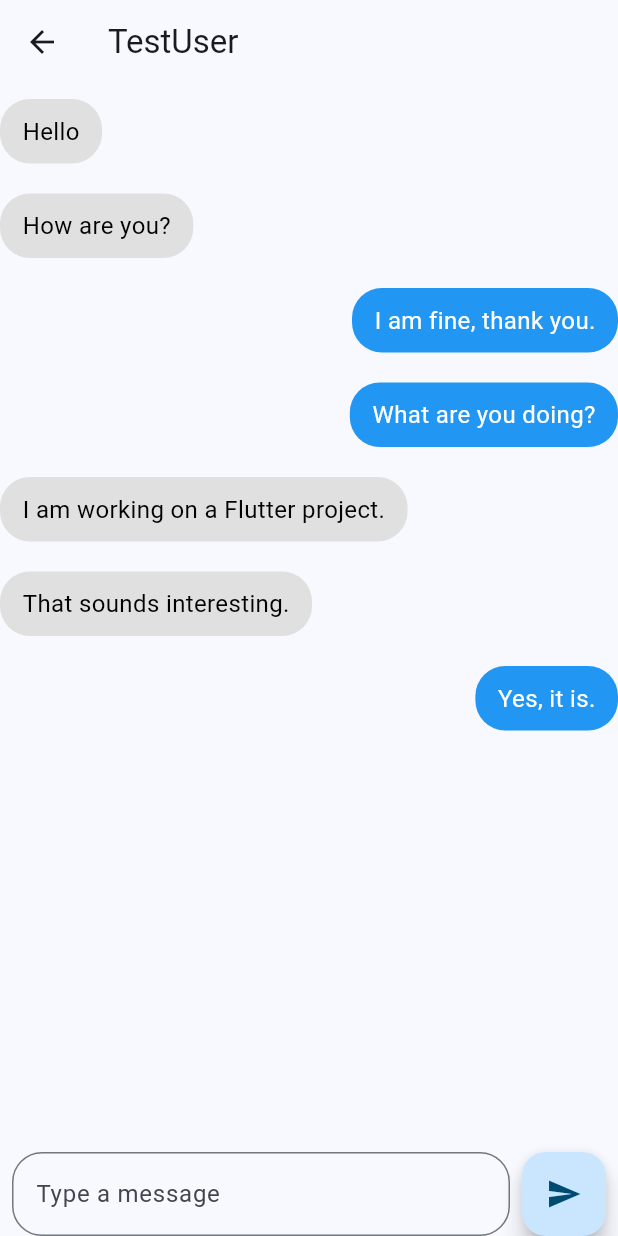
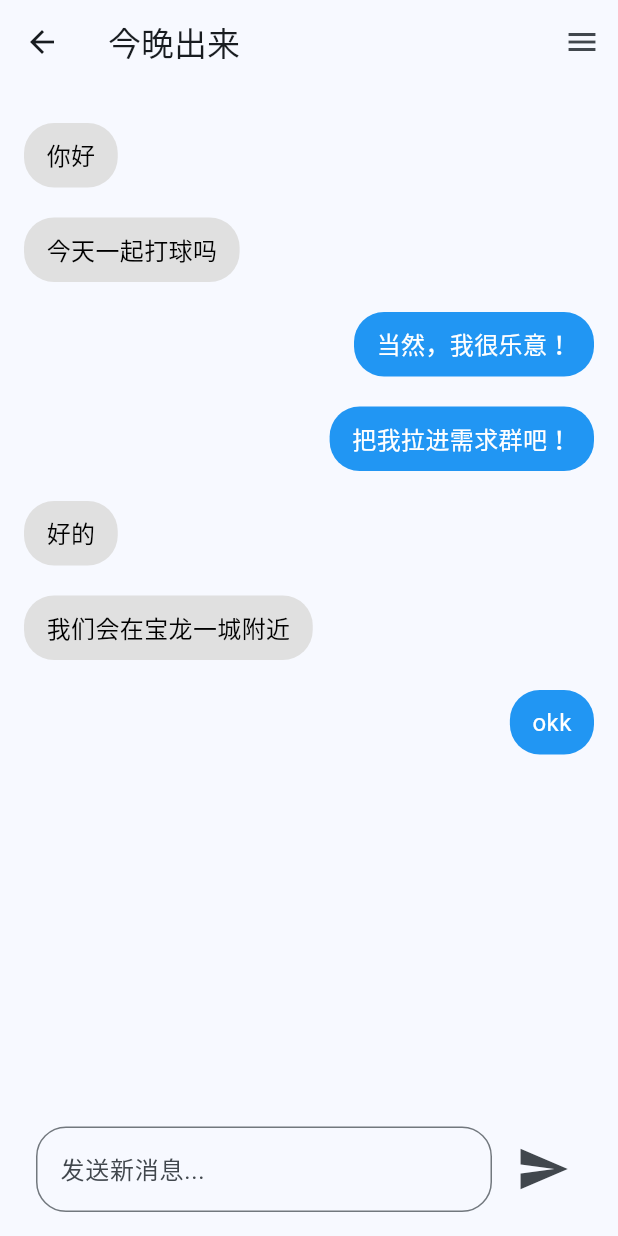
Before and after one commit to fennland/pin_demo, a Flutter app: the MyHomePage screen opened by its route, after a tap on "今晚出来", on a phone screen of 412 x 824 dp. Run offline on Flutter 3.47's test engine with Material 2 defaults, Android fonts, the light colour scheme and no system bars; our stand-ins replace cached_network_image, device_info_plus, flutter_cache_manager, fluttertoast, image_picker, percent_indicator and 1 more; missing offline and left inert: flutter_baidu_mapapi_base, flutter_baidu_mapapi_map, window_manager; network calls fail.

Commit message:
msgConversations优化；mypage新增退出登录；mypage局部代码去嵌套

```diff
--- a/lib/main.dart
+++ b/lib/main.dart
@@ -9,7 +9,7 @@ import 'package:pin_demo/src/login/platformAlert.dart';
 import 'package:pin_demo/src/msgPages/conversations.dart';
 import 'package:pin_demo/src/orderPages/newOrder.dart';
 import 'package:pin_demo/src/strings/lang.dart';
-// import 'package:pin_demo/src/utils.dart';
+import 'package:pin_demo/src/utils.dart';
 import 'package:window_manager/window_manager.dart';
 import 'src/mainPages/msgpage.dart';
 import 'src/mainPages/mypage.dart';
@@ -33,10 +33,10 @@ Future<void> main() async {
       DeviceOrientation.portraitUp,
       DeviceOrientation.portraitDown
     ]);
-    // if (Platform.isMacOS || Platform.isWindows || Platform.isLinux) {
-    //   await windowManager.ensureInitialized();
-    //   WindowUtil.setWindowFunctions(isMacOS: Platform.isMacOS);
-    // }
+    if (Platform.isMacOS || Platform.isWindows || Platform.isLinux) {
+      await windowManager.ensureInitialized();
+      WindowUtil.setWindowFunctions(isMacOS: Platform.isMacOS);
+    }
   }
   runApp(const MyApp());
   // 百度地图sdk初始化鉴权
@@ -108,12 +108,21 @@ class MyApp extends StatelessWidget {
               const myPage(), // TODO: navigationbar重构
           '/': (BuildContext context) => const platformAlert(),
           '/msg/conversations': (BuildContext context) =>
-                ConversationsPage(username: "TestUser"), // TODO: userName传导
+              ConversationsPage(), // TODO: userName传导
           '/order/new': (BuildContext context) => const newOrderPage(),
           '/privacy': (context) => privacy(),
           '/person_data': (context) => person_data(),
           '/follow_list': (context) => follow_list(),
-          }),
+        },
+        // onGenerateRoute: (settings) {
+        //   if (settings.name == '/targetPage') {
+        //     return MaterialPageRoute(
+        //       builder: (context) =>
+        //           ConversationsPage(userData: settings.arguments),
+        //     );
+        //   }
+        // },
+      ),
     );
   }
 }
@@ -128,21 +137,21 @@ class MyHomePage extends StatefulWidget {
 class _MyHomePageState extends State<MyHomePage> with WindowListener {
   int _currentIndex = 0;
   final bodyList = [const homePage(), const msgPage(), const myPage()];
-  // @override
-  // void initState() {
-  //   if (Platform.isMacOS || Platform.isWindows || Platform.isLinux) {
-  //     windowManager.addListener(this);
-  //   }
-  //   super.initState();
-  // }
+  @override
+  void initState() {
+    if (Platform.isMacOS || Platform.isWindows || Platform.isLinux) {
+      windowManager.addListener(this);
+    }
+    super.initState();
+  }
 
-  // @override
-  // void dispose() {
-  //   if (Platform.isMacOS || Platform.isWindows || Platform.isLinux) {
-  //     windowManager.removeListener(this);
-  //   }
-  //   super.dispose();
-  // }
+  @override
+  void dispose() {
+    if (Platform.isMacOS || Platform.isWindows || Platform.isLinux) {
+      windowManager.removeListener(this);
+    }
+    super.dispose();
+  }
 
   @override
   Widget build(BuildContext context) {
--- a/lib/src/components.dart
+++ b/lib/src/components.dart
@@ -151,7 +151,8 @@ class _itemListWidget extends State<itemListWidget> {
                 .get("${widget.type}${index}")), // 多语言支持 *experimental
             subtitle: Text(langProvider.get("${widget.type}${index}_sub")),
             onTap: () {
-              Navigator.pushNamed(context, "/msg/conversations");
+              Navigator.pushNamed(context, "/msg/conversations",
+                  arguments: langProvider.get("${widget.type}${index}"));
             },
           );
         },
--- a/lib/src/login/login.dart
+++ b/lib/src/login/login.dart
@@ -29,6 +29,7 @@ class _loginPageState extends State<loginPage> {
             fontWeight: FontWeight.bold,
             fontSize: 18.0,
           ),
+          automaticallyImplyLeading: false,
           centerTitle: false,
         ),
         body: Center(
--- a/lib/src/mainPages/mypage.dart
+++ b/lib/src/mainPages/mypage.dart
@@ -50,6 +50,75 @@ class _myPageState extends State<myPage> {
         title: Text(languageProvider.get("service2")),
         subtitle: Text(languageProvider.get("service2_sub")),
       ),
+    );
+
+    ListTile item_privacy = ListTile(
+      leading: const Icon(Icons.privacy_tip),
+      title: Text(languageProvider.get("privacy")), // 多语言支持 *experimental
+      onTap: () {
+        Navigator.pushNamed(context, "/privacy");
+        print("yuh~"); // TODO: 我的页面二级跳转
+      },
+    );
+
+    ListTile item_help = ListTile(
+      leading: const Icon(Icons.headphones),
+      title: Text(languageProvider.get("help")), // 多语言支持 *experimental
+      onTap: () {
+        Navigator.pushNamed(context, "/follow_list");
+        print("yuh yuh~"); // TODO: 我的页面二级跳转
+      },
+    );
+
+    ListTile item_settings = ListTile(
+      leading: const Icon(Icons.settings),
+      title: Text(languageProvider.get("setting")), // 多语言支持 *experimental
+      trailing: !(kIsWeb ||
+              Platform.isMacOS ||
+              Platform.isWindows ||
+              Platform.isLinux)
+          ? TextButton(
+              child: Text(renderSize(cache)),
+              onPressed: () async {
+                Fluttertoast.showToast(
+                    msg: languageProvider.get("removingCache"));
+                try {
+                  DefaultCacheManager mgr = DefaultCacheManager();
+                  // mgr.emptyCache(); //clears all data in cache.
+                  final _tempDir = await getTemporaryDirectory();
+                  await requestPermission(_tempDir);
+                  getSize();
+                } catch (err) {
+                  Fluttertoast.showToast(
+                      msg: languageProvider.get("remFailed"));
+                }
+              },
+            )
+          : const Icon(Icons.chevron_right),
+      onTap: () {
+        debugPrint("TODO: Setting"); // TODO: 我的页面二级跳转
+      },
+    );
+
+    ListTile item_lang = ListTile(
+      leading: const Icon(Icons.language),
+      title: Text(languageProvider.get("lang")),
+      onTap: () {
+        setState(() {
+          languageProvider.switchLanguage();
+          debugPrint(languageProvider.currentLanguage);
+        });
+      },
+    );
+
+    ListTile item_quit = ListTile(
+      // TODO: quit, move to settings
+      leading: const Icon(Icons.exit_to_app),
+      title: Text(languageProvider.get("quit")),
+      onTap: () {
+        Navigator.of(context).pushNamed("/login");
+        debugPrint("TODO: quit");
+      },
     );
 
     // Scaffold
@@ -119,14 +188,7 @@ class _myPageState extends State<myPage> {
                           ),
                         ],
                       ),
-                      trailing: IconButton(
-                        icon: const Icon(Icons.chevron_right),
-                        onPressed: () {
-                          const snackBar = SnackBar(content: Text('yuh'));
-                          // 从组件树种找到ScaffoldMessager，并用它去show一个snackBar
-                          ScaffoldMessenger.of(context).showSnackBar(snackBar);
-                        },
-                      ),
+                      trailing: Icon(Icons.chevron_right),
                     ),
                   ]))),
           const SizedBox(
@@ -135,62 +197,11 @@ class _myPageState extends State<myPage> {
           Expanded(
             child: ListView(
               children: <Widget>[
-                ListTile(
-                  leading: const Icon(Icons.privacy_tip),
-                  title: Text(
-                      languageProvider.get("privacy")), // 多语言支持 *experimental
-                  onTap: () {
-                    Navigator.pushNamed(context, "/privacy");
-                    print("yuh~"); // TODO: 我的页面二级跳转
-                  },
-                ),
-                ListTile(
-                  leading: const Icon(Icons.headphones),
-                  title:
-                      Text(languageProvider.get("help")), // 多语言支持 *experimental
-                  onTap: () {
-                    Navigator.pushNamed(context, "/follow_list");
-                    print("yuh yuh~"); // TODO: 我的页面二级跳转
-                  },
-                ),
-                ListTile(
-                  leading: const Icon(Icons.settings),
-                  title: Text(
-                      languageProvider.get("setting")), // 多语言支持 *experimental
-                  trailing: !(kIsWeb || Platform.isMacOS || Platform.isWindows || Platform.isLinux)
-                      ? TextButton(
-                          child: Text(renderSize(cache)),
-                          onPressed: () async {
-                            Fluttertoast.showToast(
-                                msg: languageProvider.get("removingCache"));
-                            try {
-                              DefaultCacheManager mgr = DefaultCacheManager();
-                              // mgr.emptyCache(); //clears all data in cache.
-                              final _tempDir = await getTemporaryDirectory();
-                              await requestPermission(_tempDir);
-                              getSize();
-                            } catch (err) {
-                              Fluttertoast.showToast(
-                                  msg: languageProvider.get("remFailed"));
-                            }
-                          },
-                        )
-                      : const Icon(Icons.chevron_right),
-                  onTap: () {
-                    debugPrint("TODO: Setting"); // TODO: 我的页面二级跳转
-                  },
-                ),
-                ListTile(
-                  leading: const Icon(Icons.language),
-                  title:
-                      Text(languageProvider.get("lang")), // 多语言支持 *experimental
-                  onTap: () {
-                    setState(() {
-                      languageProvider.switchLanguage();
-                      debugPrint(languageProvider.currentLanguage);
-                    });
-                  },
-                ),
+                item_privacy,
+                item_help,
+                item_settings,
+                item_lang,
+                item_quit,
               ],
             ),
           ),
--- a/lib/src/msgPages/conversations.dart
+++ b/lib/src/msgPages/conversations.dart
@@ -1,9 +1,11 @@
 import 'package:flutter/material.dart';
+import 'package:pin_demo/src/strings/lang.dart';
+import 'package:provider/provider.dart';
 
 class ConversationsPage extends StatefulWidget {
-  final String username;
+  //final dynamic userData; // TODO: 改为map传入userDataMap
 
-  const ConversationsPage({super.key, required this.username});
+  const ConversationsPage({super.key});
 
   @override
   _ConversationsPageState createState() => _ConversationsPageState();
@@ -11,44 +13,17 @@ class ConversationsPage extends StatefulWidget {
 
 class _ConversationsPageState extends State<ConversationsPage> {
   final TextEditingController _textController = TextEditingController();
-  final List<Map<String, dynamic>> _messages = [
-    {
-      'type': 'received',
-      'message': 'Hello',
-    },
-    {
-      'type': 'received',
-      'message': 'How are you?',
-    },
-    {
-      'type': 'sent',
-      'message': 'I am fine, thank you.',
-    },
-    {
-      'type': 'sent',
-      'message': 'What are you doing?',
-    },
-    {
-      'type': 'received',
-      'message': 'I am working on a Flutter project.',
-    },
-    {
-      'type': 'received',
-      'message': 'That sounds interesting.',
-    },
-    {
-      'type': 'sent',
-      'message': 'Yes, it is.',
-    },
-  ];
+  final List<Map<String, dynamic>>? _messages =
+      messages["zh"]; // TODO: multilanguages
 
   void _addMessage(String message, String type) {
     setState(() {
-      _messages.add({
+      _messages!.add({
         'type': type,
         'message': message,
       });
     });
+    debugPrint(_messages!.toString());
     _textController.clear();
   }
 
@@ -81,18 +56,23 @@ class _ConversationsPageState extends State<ConversationsPage> {
 
   @override
   Widget build(BuildContext context) {
+    final dynamic userData =
+        ModalRoute.of(context)?.settings.arguments ?? "default";
+    var languageProvider = Provider.of<LanguageProvider>(context);
     return Scaffold(
       appBar: AppBar(
-        title: Text(widget.username),
+        title: Text(userData),
       ),
-      body: Column(
+      body: Padding(
+        padding: const EdgeInsets.all(16.0),
+        child: Column(
           children: [
             Expanded(
               child: ListView.builder(
-              itemCount: _messages.length,
+                itemCount: _messages!.length,
                 itemBuilder: (BuildContext context, int index) {
                   return _buildMessageBubble(
-                    _messages[index]['message'], _messages[index]['type']);
+                      _messages![index]['message'], _messages![index]['type']);
                 },
               ),
             ),
@@ -104,7 +84,7 @@ class _ConversationsPageState extends State<ConversationsPage> {
                     child: TextField(
                       controller: _textController,
                       decoration: InputDecoration(
-                      hintText: 'Type a message',
+                        hintText: languageProvider.get("msgboxhint"),
                         border: OutlineInputBorder(
                           borderRadius: BorderRadius.circular(20.0),
                         ),
@@ -112,19 +92,31 @@ class _ConversationsPageState extends State<ConversationsPage> {
                     ),
                   ),
                   const SizedBox(width: 8.0),
-                FloatingActionButton(
+                  IconButton(
                     onPressed: () {
                       if (_textController.text.isNotEmpty) {
                         _addMessage(_textController.text, 'sent');
                       }
                     },
-                  child: const Icon(Icons.send),
+                    icon: const Icon(Icons.send),
+                    iconSize: 36.0,
                   ),
                 ],
               ),
             ),
           ],
         ),
+      ),
+      endDrawer: Drawer(
+          child: Column(
+        children: [
+          ListTile(
+            leading: Icon(Icons.delete),
+            title: Text(languageProvider.get("delfriends")),
+            onTap: () => debugPrint("TODO: delete friends"),
+          )
+        ],
+      )),
     );
   }
 }
--- a/lib/src/strings/lang.dart
+++ b/lib/src/strings/lang.dart
@@ -1,25 +1,102 @@
 import 'package:flutter/foundation.dart';
+
+Map<String, List<Map<String, dynamic>>> messages = {
+  'en': [
+    {
+      'type': 'received',
+      'message': 'Hello',
+    },
+    {
+      'type': 'received',
+      'message': 'Wanna play basketball?',
+    },
+    {
+      'type': 'sent',
+      'message': 'Sure! I\'d love to.',
+    },
+    {
+      'type': 'sent',
+      'message': 'Can I join in the group?',
+    },
+    {
+      'type': 'received',
+      'message': 'OK',
+    },
+    {
+      'type': 'received',
+      'message': 'It gonna be near the Fifth Ave.',
+    },
+    {
+      'type': 'sent',
+      'message': 'Awesome!',
+    },
+  ],
+  'zh': [
+    {
+      'type': 'received',
+      'message': '你好',
+    },
+    {
+      'type': 'received',
+      'message': '今天一起打球吗',
+    },
+    {
+      'type': 'sent',
+      'message': '当然，我很乐意！',
+    },
+    {
+      'type': 'sent',
+      'message': '把我拉进需求群吧！',
+    },
+    {
+      'type': 'received',
+      'message': '好的',
+    },
+    {
+      'type': 'received',
+      'message': '我们会在宝龙一城附近',
+    },
+    {
+      'type': 'sent',
+      'message': 'okk',
+    },
+  ]
+};
 
 class LanguageProvider with ChangeNotifier {
   String _currentLanguage = 'zh';
 
   final Map<String, dynamic> _languages = {
     'zh': {
+      // login
       "login": "登录",
       "onekeyLogin": "一键登录",
       "usernameLogin": "用户名/手机号",
       "pwdLogin": "密码",
       "unsupportedPlatformConfirm": "您正运行在受限支持平台\n（网页、桌面或 Android 模拟器）",
+
+      // curuserinfo
       "curUser": "陈鹏",
       "curUserInfo": "Lv.1 PIN 会员",
+
+      // main - navigationitems
       "home": "首页",
       "msg": "消息",
       "my": "我的",
       "newOrder": "发起新需求",
+
+      // my - listitems
       "privacy": "隐私政策",
       "help": "帮助中心",
       "setting": "设置",
       "lang": "语言",
+      "quit": "退出登录",
+
+      // msg - conversation
+      "msgboxhint": "发送新消息...",
+      "delfriends": "解除关注",
+
+      // msg
       "user0": "小帅",
       "user0_sub": "我的很大你要忍一下",
       "user1": "小美",
@@ -42,8 +119,12 @@ class LanguageProvider with ChangeNotifier {
       "service1_sub": "[19:30] 您有一项需求即将开始",
       "service2": "服务条款变更通知",
       "service2_sub": "我们正在更新服务条款与隐私政策。\n请点击访问更多信息",
+
+      // function
       "ok": "好",
       "cancel": "取消",
+
+      // mypage
       "person_data": "修改个人资料",
       "history": "历史需求",
       "account": "注册、登录或使用账号管理功能添加其他账号：",
@@ -74,7 +155,10 @@ class LanguageProvider with ChangeNotifier {
       "privacy": "Privacy",
       "help": "Help Center",
       "setting": "Settings",
+      "quit": "Quit",
       "lang": "Languages",
+      "msgboxhint": "Type a message...",
+      "delfriends": "Unfollow",
       "user0": "Mike",
       "user0_sub": "Lucky me",
       "user1": "Selina",
@@ -128,6 +212,10 @@ class LanguageProvider with ChangeNotifier {
     return _languages[_currentLanguage][key] ?? 'default';
   }
 
+  List<dynamic> getMsgList() {
+    return _languages[_currentLanguage] ?? _languages["en"];
+  }
+
   // 切换语言
   void switchLanguage() {
     if (_currentLanguage == "zh") {
@@ -137,4 +225,8 @@ class LanguageProvider with ChangeNotifier {
     }
     notifyListeners();
   }
+
+  String getCurLang() {
+    return _currentLanguage;
+  }
 }
--- a/lib/src/utils.dart
+++ b/lib/src/utils.dart
@@ -71,7 +71,7 @@ String renderSize(value) {
 
 class WindowUtil {
   ///默认透明度
-  static const double defaultOpacity = 1.0;
+  static const double defaultOpacity = 0;
 
   ///是否浮窗
   static bool isOnTop = false;
@@ -83,14 +83,13 @@ class WindowUtil {
 
   ///初始化参数配置，这里根据自己的模块业务而定，我窗口默认是140,210
   static void setWindowFunctions({bool? isMacOS}) async {
-    WindowOptions windowOptions = WindowOptions(
-      minimumSize: const Size(320.0, 480.0),
+    WindowOptions windowOptions = const WindowOptions(
+      minimumSize: Size(320.0, 480.0),
       center: true,
-      backgroundColor: Colors.transparent,
+      // backgroundColor: Colors.transparent,
       //设置窗口是否显示在 任务栏或 Dock 上
       skipTaskbar: false,
-      titleBarStyle:
-          isMacOS == true ? TitleBarStyle.normal : TitleBarStyle.hidden,
+      titleBarStyle: TitleBarStyle.normal,
     );
     windowManager.waitUntilReadyToShow(windowOptions, () async {
       await windowManager.show();
```
Also changed, not shown: lib/src/users/conversationList.dart (added), 5 other files. Lines whose indentation alone changed are shown as unchanged.
